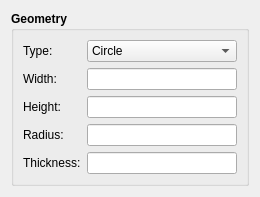
Before: the Qt Designer form ui/Geometry.ui in murilloeng/Plates, drawn with Qt 5.
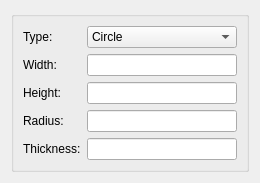
After: the same form once the commit is applied.

What changed in the file:
```diff
--- a/ui/Geometry.ui
+++ b/ui/Geometry.ui
@@ -7,7 +7,7 @@
     <x>0</x>
     <y>0</y>
     <width>248</width>
-    <height>186</height>
+    <height>170</height>
    </rect>
   </property>
   <property name="windowTitle">
@@ -22,7 +22,7 @@
       </font>
      </property>
      <property name="title">
-      <string>Geometry</string>
+      <string/>
      </property>
      <layout class="QGridLayout" name="gridLayout">
       <item row="2" column="0">
```
